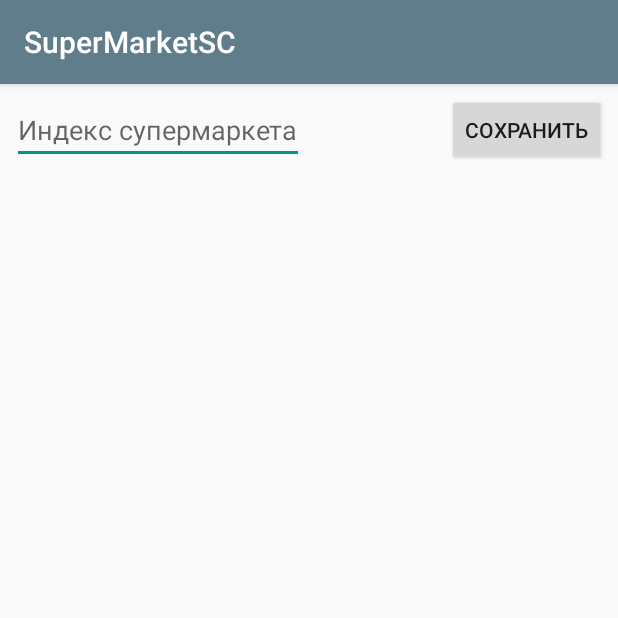
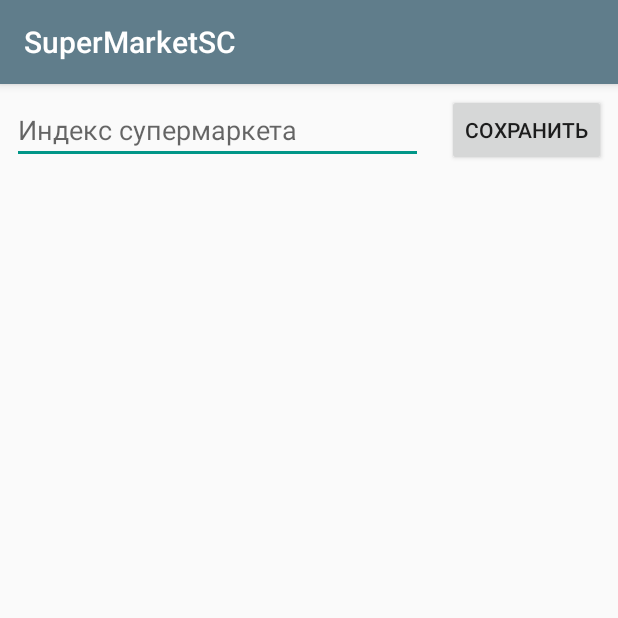
Before and after one commit to Tomas13/SuperMarketSC, an Android app: the ChooseIndexActivity screen opened directly, with no data from a screen before it, on a phone screen of 412 x 824 dp, the top half of it. Run offline under Robolectric (Android 15) with nearby library versions, the phone set to English and light mode, and no system bars; our stand-ins replace ButterKnife, Dagger/Hilt's generated code, Timber; libraries missing offline, so code that uses them is left out: com.facebook.stetho, retrofit2.adapter.rxjava; plain views replace SearchableSpinner; 3 statements that could not run were skipped.

Commit message:
init commit

```diff
--- a/app/build.gradle
+++ b/app/build.gradle
@@ -6,7 +6,7 @@ android {
         applicationId "kazpost.kz.supermarketsc"
         minSdkVersion 19
         targetSdkVersion 27
-        versionCode 1
+        versionCode 2
         versionName "1.0"
         testInstrumentationRunner "android.support.test.runner.AndroidJUnitRunner"
     }
--- a/app/src/main/java/kazpost/kz/supermarketsc/ui/chooseindex/ChooseIndexActivity.java
+++ b/app/src/main/java/kazpost/kz/supermarketsc/ui/chooseindex/ChooseIndexActivity.java
@@ -1,11 +1,13 @@
 package kazpost.kz.supermarketsc.ui.chooseindex;
 
 import android.arch.lifecycle.ViewModelProviders;
+import android.content.Context;
 import android.os.Bundle;
 import android.support.v7.app.AppCompatActivity;
 import android.view.Gravity;
 import android.view.View;
 import android.view.ViewGroup;
+import android.view.inputmethod.InputMethodManager;
 import android.widget.EditText;
 import android.widget.TextView;
 import android.widget.Toast;
@@ -42,6 +44,7 @@ public class ChooseIndexActivity extends AppCompatActivity {
 
         App.getApp().getmDiComponent().inject(this);
 
+
         mViewModel = ViewModelProviders.of(this, factory).get(ScanViewModel.class);
 
         if (mViewModel.isMarketIndexExist()) {
@@ -52,6 +55,15 @@ public class ChooseIndexActivity extends AppCompatActivity {
             showToast(message);
             super.onBackPressed();
         });
+
+        etMarketIndex.requestFocus();
+
+        InputMethodManager imm = (InputMethodManager)getSystemService(Context.INPUT_METHOD_SERVICE);
+        if (imm != null) {
+            imm.toggleSoftInput(InputMethodManager.SHOW_FORCED,0);
+        }
+
+
     }
 
 
--- a/app/src/main/java/kazpost/kz/supermarketsc/utils/CommonUtils.java
+++ b/app/src/main/java/kazpost/kz/supermarketsc/utils/CommonUtils.java
@@ -22,6 +22,8 @@ import android.content.res.AssetManager;
 import android.graphics.Color;
 import android.graphics.drawable.ColorDrawable;
 import android.provider.Settings;
+import android.view.View;
+import android.view.inputmethod.InputMethodManager;
 
 import java.io.IOException;
 import java.io.InputStream;
--- a/app/src/main/res/layout/activity_choose_index.xml
+++ b/app/src/main/res/layout/activity_choose_index.xml
@@ -27,9 +27,12 @@
         android:layout_marginStart="8dp"
         android:layout_marginTop="8dp"
         android:hint="@string/enter_market_index"
-        app:layout_constraintEnd_toStartOf="@+id/button"
+        android:inputType="numberDecimal"
+        app:layout_constraintEnd_toStartOf="@+id/btn_save_index"
         app:layout_constraintStart_toStartOf="parent"
-        app:layout_constraintTop_toTopOf="parent" />
+        app:layout_constraintTop_toTopOf="parent" >
+        <requestFocus/>
+    </EditText>
 
 
 
```
Also changed, not shown: app/src/main/java/kazpost/kz/supermarketsc/ui/scan/ScanActivity.java (+15 -6 lines), app/src/main/java/kazpost/kz/supermarketsc/utils/ReleaseTree.java (+16 -5 lines), 2 other files.
